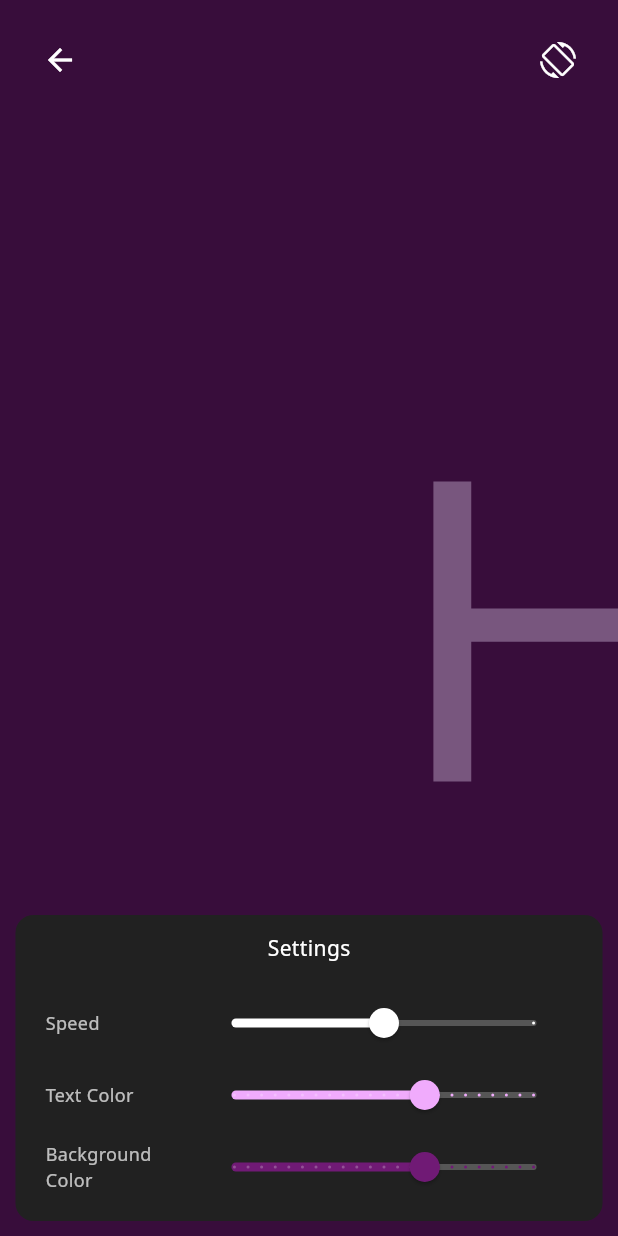
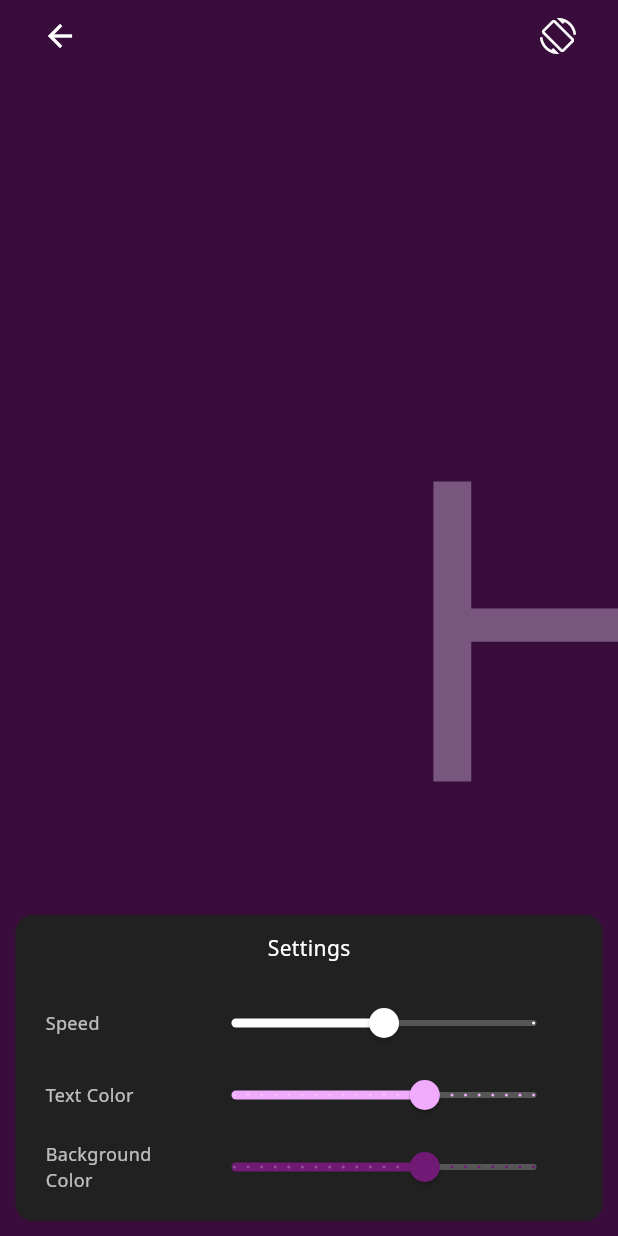
Before and after one commit to chouyo/project_led, a Flutter app: the screen it shows after launch, after a tap on "Hello", on a phone screen of 412 x 824 dp. Run offline on Flutter 3.47's test engine with Material 3 defaults, Android fonts, the phone set to English and light mode, and no system bars; our stand-ins replace get, hive, hive_flutter, vibration, wakelock_plus; accounts and stored records are empty.

Commit message:
Update HomeScreen layout to adjust icon button positioning based on device orientation, improving UI responsiveness and consistency with system padding.

```diff
--- a/lib/presentation/home/home.screen.dart
+++ b/lib/presentation/home/home.screen.dart
@@ -107,7 +107,10 @@ class _HomeScreenState extends State<HomeScreen> with WidgetsBindingObserver {
                           color: Colors.black.withAlpha(127),
                         ),
                         Positioned(
-                          top: 16,
+                          top: MediaQuery.of(context).orientation ==
+                                  Orientation.portrait
+                              ? MediaQuery.of(context).padding.top
+                              : MediaQuery.of(context).padding.top + 8,
                           left: 16,
                           child: IconButton(
                             icon: Icon(Icons.arrow_back, color: Colors.white),
@@ -117,7 +120,10 @@ class _HomeScreenState extends State<HomeScreen> with WidgetsBindingObserver {
                           ),
                         ),
                         Positioned(
-                          top: 16,
+                          top: MediaQuery.of(context).orientation ==
+                                  Orientation.portrait
+                              ? MediaQuery.of(context).padding.top
+                              : MediaQuery.of(context).padding.top + 8,
                           right: 16,
                           child: IconButton(
                             icon: Icon(Icons.screen_rotation,
```
